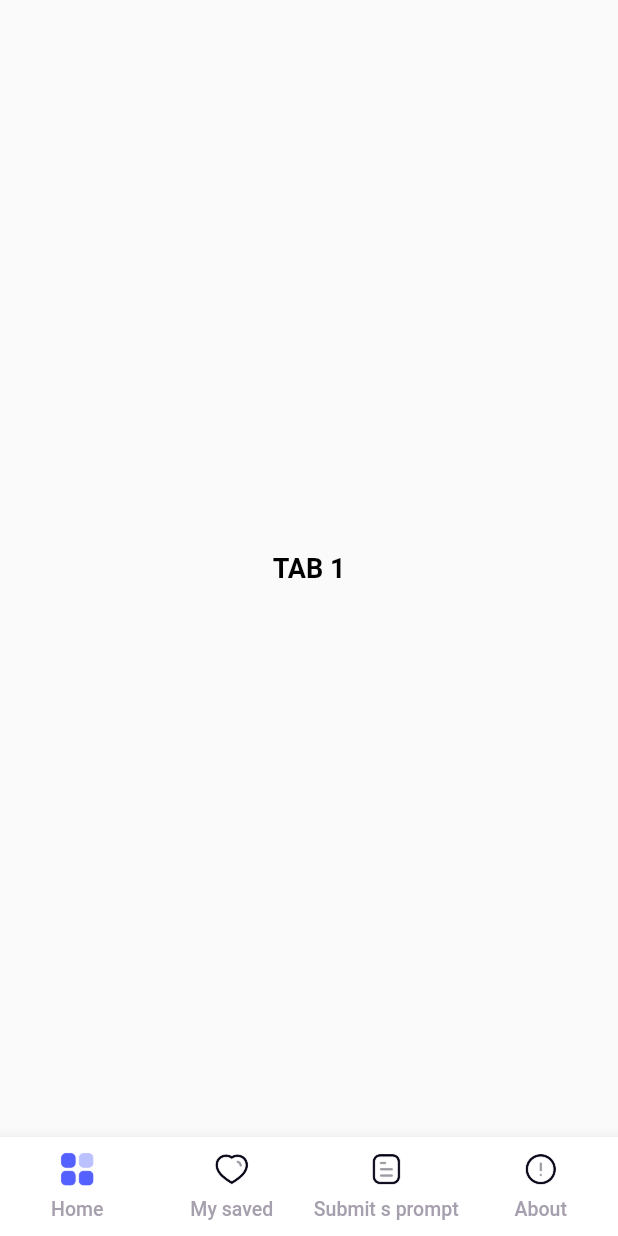
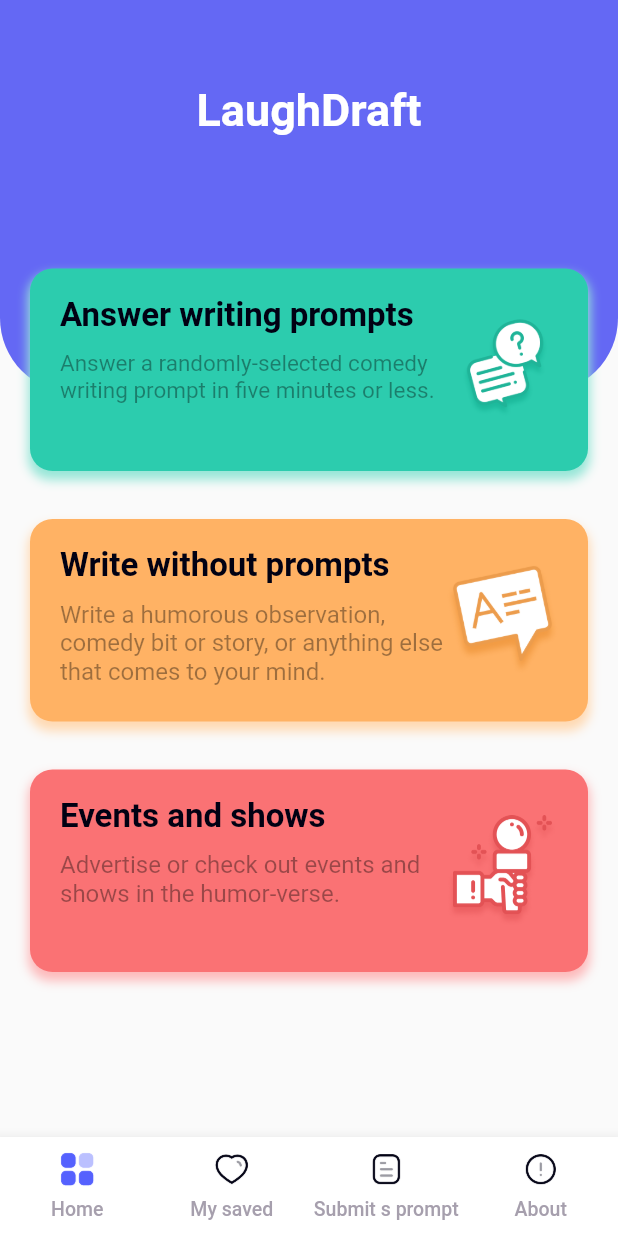
Before and after one commit to himanshu447/comedyApp, a Flutter app: the screen it shows after launch, on a phone screen of 412 x 824 dp. Run offline on Flutter 3.47's test engine with Material 2 defaults, Android fonts, the phone set to English and light mode, and no system bars; our stand-ins replace bloc, flutter_bloc, get_it; Roboto replaces fonts that are missing (SF Pro Display).

Commit message:
Home design done

```diff
--- a/lib/feacture/home/presentation/page/home.dart
+++ b/lib/feacture/home/presentation/page/home.dart
@@ -0,0 +1,46 @@
+import 'package:comedy/feacture/home/presentation/widget/home_answer_writing_prompt_card.dart';
+import 'package:comedy/feacture/home/presentation/widget/home_event_card_widget.dart';
+import 'package:comedy/feacture/home/presentation/widget/home_write_without_prompt_card_widget.dart';
+import 'package:comedy/share/widget/top_app_bar_widget.dart';
+import 'package:comedy/utils/color_util.dart';
+import 'package:comedy/utils/string_util.dart';
+import 'package:flutter/material.dart';
+
+class HomeView extends StatelessWidget {
+  @override
+  Widget build(BuildContext context) {
+    return Scaffold(
+      appBar: AppBar(
+        backgroundColor: AppColor.primary_blue[500],
+        elevation: 0.0,
+      ),
+      body: Stack(
+        children: [
+          TopAppBarWidget(
+            title: AppString.laugh_draft,
+          ),
+          Padding(
+            padding: EdgeInsets.only(
+              top: MediaQuery.of(context).size.height / 8,
+            ),
+            child: SingleChildScrollView(
+              child: Column(
+                children: [
+                  HomeAnswerWritingPromptCardWidget(
+                    cardClickCallback: () {},
+                  ),
+                  HomeWriteWithoutPromptCardWidget(
+                    cardClickCallback: () {},
+                  ),
+                  HomeEventCardWidget(
+                    cardClickCallback: () {},
+                  ),
+                ],
+              ),
+            ),
+          ),
+        ],
+      ),
+    );
+  }
+}
--- /dev/null
+++ b/lib/feacture/home/presentation/widget/home_answer_writing_prompt_card.dart
@@ -0,0 +1,67 @@
+import 'package:comedy/utils/color_util.dart';
+import 'package:comedy/utils/component/text_component.dart';
+import 'package:comedy/utils/string_util.dart';
+import 'package:flutter/material.dart';
+
+class HomeAnswerWritingPromptCardWidget extends StatelessWidget {
+  final VoidCallback cardClickCallback;
+
+  const HomeAnswerWritingPromptCardWidget({this.cardClickCallback});
+
+  @override
+  Widget build(BuildContext context) {
+    return GestureDetector(
+      onTap: cardClickCallback,
+      child: Container(
+        height: 135,
+        width: double.infinity,
+        margin: EdgeInsets.symmetric(
+          horizontal: 20,
+          vertical: 20,
+        ),
+        padding:
+        EdgeInsets.symmetric(horizontal: 20, vertical: 8),
+        decoration: BoxDecoration(
+          color: AppColor.primary_green[500],
+          borderRadius: BorderRadius.circular(15),
+          boxShadow: [
+            BoxShadow(
+              color: AppColor.primary_green[400],
+              spreadRadius: 1,
+              blurRadius: 5,
+              offset: Offset(0, 5),
+            ),
+          ],
+        ),
+        child: Row(
+          children: [
+            Expanded(
+              child: Column(
+                crossAxisAlignment: CrossAxisAlignment.start,
+                children: [
+                  TextComponent(
+                    title: AppString.answer_writing_prompts,
+                    fontSize: 22,
+                    fontWeight: FontWeight.w600,
+                    color: AppColor.black,
+                    margin: EdgeInsets.symmetric(vertical: 10),
+                  ),
+                  TextComponent(
+                    title: AppString.answer_writing_prompts_desc,
+                    fontSize: 15,
+                    fontWeight: FontWeight.w400,
+                    color: Colors.black38,
+                  ),
+                ],
+              ),
+            ),
+            Image.asset(
+              'assets/images/icons/home/answer_writing_prompts.png',
+              height: 74,
+            ),
+          ],
+        ),
+      ),
+    );
+  }
+}
--- /dev/null
+++ b/lib/feacture/home/presentation/widget/home_event_card_widget.dart
@@ -0,0 +1,68 @@
+import 'package:comedy/utils/color_util.dart';
+import 'package:comedy/utils/component/text_component.dart';
+import 'package:comedy/utils/string_util.dart';
+import 'package:flutter/material.dart';
+
+class HomeEventCardWidget extends StatelessWidget {
+  final VoidCallback cardClickCallback;
+
+  const HomeEventCardWidget({this.cardClickCallback});
+
+  @override
+  Widget build(BuildContext context) {
+    return GestureDetector(
+      onTap: cardClickCallback,
+      child: Container(
+        height: 135,
+        margin: EdgeInsets.symmetric(
+          horizontal: 20,
+          vertical: 20,
+        ),
+        padding: EdgeInsets.symmetric(
+          horizontal: 20,
+          vertical: 8,
+        ),
+        decoration: BoxDecoration(
+          color: AppColor.primary_pink[500],
+          borderRadius: BorderRadius.circular(15),
+          boxShadow: [
+            BoxShadow(
+              color: AppColor.primary_pink[400],
+              spreadRadius: 1,
+              blurRadius: 5,
+              offset: Offset(0, 5),
+            ),
+          ],
+        ),
+        child: Row(
+          children: [
+            Expanded(
+              child: Column(
+                crossAxisAlignment: CrossAxisAlignment.start,
+                children: [
+                  TextComponent(
+                    title: AppString.event_and_shows,
+                    fontSize: 22,
+                    fontWeight: FontWeight.w600,
+                    color: AppColor.black,
+                    margin: EdgeInsets.symmetric(vertical: 10),
+                  ),
+                  TextComponent(
+                    title: AppString.event_and_shows_desc,
+                    fontSize: 16,
+                    fontWeight: FontWeight.w400,
+                    color: Colors.black38,
+                  ),
+                ],
+              ),
+            ),
+            Image.asset(
+              'assets/images/icons/home/events_and_shows.png',
+              height: 74,
+            ),
+          ],
+        ),
+      ),
+    );
+  }
+}
--- /dev/null
+++ b/lib/feacture/home/presentation/widget/home_write_without_prompt_card_widget.dart
@@ -0,0 +1,68 @@
+import 'package:comedy/utils/color_util.dart';
+import 'package:comedy/utils/component/text_component.dart';
+import 'package:comedy/utils/string_util.dart';
+import 'package:flutter/material.dart';
+
+class HomeWriteWithoutPromptCardWidget extends StatelessWidget {
+  final VoidCallback cardClickCallback;
+
+  const HomeWriteWithoutPromptCardWidget({this.cardClickCallback});
+
+  @override
+  Widget build(BuildContext context) {
+    return GestureDetector(
+      onTap: cardClickCallback,
+      child: Container(
+        height: 135,
+        margin: EdgeInsets.symmetric(
+          horizontal: 20,
+          vertical: 12,
+        ),
+        padding: EdgeInsets.symmetric(
+          horizontal: 20,
+          vertical: 8,
+        ),
+        decoration: BoxDecoration(
+          color: AppColor.primary_orange[500],
+          borderRadius: BorderRadius.circular(15),
+          boxShadow: [
+            BoxShadow(
+              color: AppColor.primary_orange[400],
+              spreadRadius: 1,
+              blurRadius: 5,
+              offset: Offset(0, 5),
+            ),
+          ],
+        ),
+        child: Row(
+          children: [
+            Expanded(
+              child: Column(
+                crossAxisAlignment: CrossAxisAlignment.start,
+                children: [
+                  TextComponent(
+                    title: AppString.write_without_prompts,
+                    fontSize: 22,
+                    fontWeight: FontWeight.w600,
+                    color: AppColor.black,
+                    margin: EdgeInsets.symmetric(vertical: 10),
+                  ),
+                  TextComponent(
+                    title: AppString.write_without_prompts_desc,
+                    fontSize: 16,
+                    fontWeight: FontWeight.w400,
+                    color: Colors.black38,
+                  ),
+                ],
+              ),
+            ),
+            Image.asset(
+              'assets/images/icons/home/wire_without_prompts.png',
+              height: 74,
+            ),
+          ],
+        ),
+      ),
+    );
+  }
+}
--- a/lib/feacture/landing/presentation/page/landing.dart
+++ b/lib/feacture/landing/presentation/page/landing.dart
@@ -1,3 +1,4 @@
+import 'package:comedy/feacture/home/presentation/page/home.dart';
 import 'package:comedy/feacture/landing/presentation/bloc/landing_bloc.dart';
 import 'package:comedy/injector.dart';
 import 'package:comedy/utils/component/bottom_nav_component.dart';
@@ -58,11 +59,7 @@ class _LandingViewState extends State<LandingView> {
       body: IndexedStack(
         index: selectedTab.index,
         children: [
-          Center(
-            child: TextComponent(
-              title: 'TAB 1',
-            ),
-          ),
+          HomeView(),
           Center(
             child: TextComponent(
               title: 'TAB 2',
--- /dev/null
+++ b/lib/feacture/submit_prompt/presentation/page/submit_prompt.dart
@@ -0,0 +1,22 @@
+import 'package:comedy/utils/color_util.dart';
+import 'package:flutter/material.dart';
+
+class SubmitPromptWidget extends StatefulWidget {
+  @override
+  _SubmitPromptWidgetState createState() => _SubmitPromptWidgetState();
+}
+
+class _SubmitPromptWidgetState extends State<SubmitPromptWidget> {
+  @override
+  Widget build(BuildContext context) {
+    return Scaffold(
+      appBar: AppBar(
+        backgroundColor: AppColor.primary_blue[500],
+      ),
+    );
+  }
+
+  Widget get loadBody{
+    return Container();
+  }
+}
--- /dev/null
+++ b/lib/share/widget/top_app_bar_widget.dart
@@ -0,0 +1,50 @@
+import 'package:comedy/utils/color_util.dart';
+import 'package:comedy/utils/component/text_component.dart';
+import 'package:flutter/material.dart';
+
+class TopAppBarWidget extends StatelessWidget {
+  final String title;
+  final String subTitle;
+
+  const TopAppBarWidget({
+    this.title,
+    this.subTitle,
+  });
+
+  @override
+  Widget build(BuildContext context) {
+    return Container(
+      width: double.infinity,
+      height: MediaQuery.of(context).size.height / 4,
+      decoration: BoxDecoration(
+        color: AppColor.primary_blue[500],
+        borderRadius: BorderRadius.only(
+          bottomLeft: Radius.circular(50),
+          bottomRight: Radius.circular(50),
+        ),
+      ),
+      child: Column(
+        children: [
+          TextComponent(
+            title: title,
+            fontSize: 30,
+            fontWeight: FontWeight.w600,
+            color: AppColor.white,
+            textAlign: TextAlign.center,
+          ),
+          Visibility(
+            visible: subTitle != null,
+            child: TextComponent(
+              title: subTitle != null ? subTitle :'',
+              fontSize: 17,
+              fontWeight: FontWeight.w600,
+              color: AppColor.white,
+              textAlign: TextAlign.center,
+              margin: EdgeInsets.only(top: 60),
+            ),
+          )
+        ],
+      ),
+    );
+  }
+}
--- a/lib/utils/color_util.dart
+++ b/lib/utils/color_util.dart
@@ -47,6 +47,7 @@ class AppColor {
   static const Color black = Color(0xFF010113);
   static const Color gry = Color(0xFFA1A4B2);
   static const Color light_black = Color(0xFF3F414E);
+  static const Color white = Color(0xFFFFFFFF);
 
   static const Color bottomBarTextColor = Color(0xFFA69FAD);
 
--- a/lib/utils/component/text_component.dart
+++ b/lib/utils/component/text_component.dart
@@ -24,7 +24,7 @@ class TextComponent extends StatelessWidget {
     this.margin: EdgeInsets.zero,
     this.alignment: Alignment.centerLeft,
     this.textOverflow: TextOverflow.fade,
-    this.fontFamily,
+    this.fontFamily = 'SF Pro Display',
     this.fontStyle,
     this.key,
     this.height,
--- a/lib/utils/string_util.dart
+++ b/lib/utils/string_util.dart
@@ -7,4 +7,15 @@ class AppString {
   static const String submit_prompt = 'Submit s prompt';
   static const String about = 'About';
 
+  ///Home screen
+  static const String laugh_draft = 'LaughDraft';
+  static const String answer_writing_prompts = 'Answer writing prompts';
+  static const String answer_writing_prompts_desc = 'Answer a randomly-selected comedy writing prompt in five minutes or less.';
+  static const String write_without_prompts = 'Write without prompts';
+  static const String write_without_prompts_desc = 'Write a humorous observation, comedy bit or story, or anything else that comes to your mind.';
+  static const String event_and_shows = 'Events and shows';
+  static const String event_and_shows_desc = 'Advertise or check out events and shows in the humor-verse.';
+
+
+
 }
--- a/pubspec.yaml
+++ b/pubspec.yaml
@@ -60,6 +60,7 @@ flutter:
   assets:
   - assets/images/
   - assets/images/icons/
+  - assets/images/icons/home/
   - assets/images/icons/bottom_bar/
 
   # An image asset can refer to one or more resolution-specific "variants", see
```
Also changed, not shown: assets/images/icons/home/answer_writing_prompts.png (renamed from assets/images/home/answer_writing_prompts.png), assets/images/icons/home/events_and_shows.png (renamed from assets/images/home/events_and_shows.png), assets/images/icons/home/wire_without_prompts.png (renamed from assets/images/home/wire_without_prompts.png).
